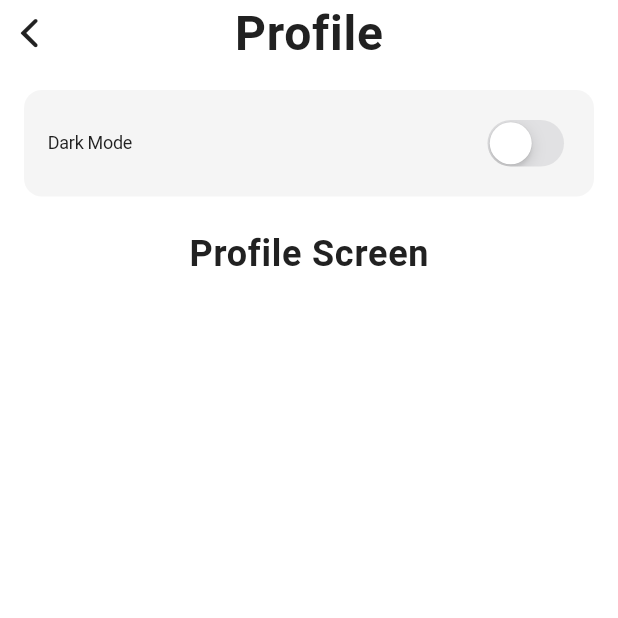
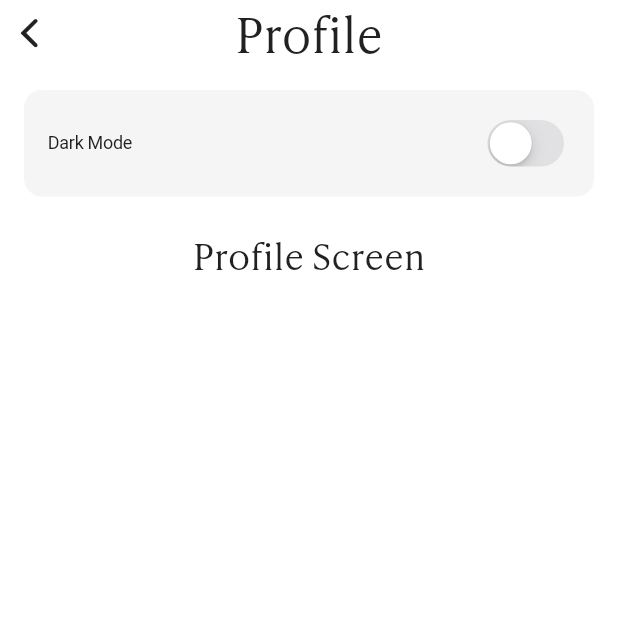
Before and after one commit to sahadalvi25/trades, a Flutter app: the ProfileScreen screen opened directly with empty values, on a phone screen of 412 x 824 dp, the top half of it. Run offline on Flutter 3.47's test engine with Material 3 defaults, Android fonts, the phone set to English and light mode, and no system bars; our stand-ins replace fl_chart, flutter_svg, hugeicons, shared_preferences; accounts and stored records are empty; Roboto replaces fonts that are missing (SF-Pro).

Commit message:
Add custom fonts and update typography styles
Added multiple custom font files and registered them in pubspec.yaml. Updated app_constants.dart to define font families and standardized text styles to use these fonts. Refactored UI components to utilize new font families and improved padding, border radius, and layout consistency.

```diff
--- a/lib/constants/app_constants.dart
+++ b/lib/constants/app_constants.dart
@@ -14,6 +14,13 @@ abstract class EntitleMents {
 
 class GoogleMapsApiKey {
   static const String googleMapsApiKey = 'AIzaSyCfrP47NXQBMPlR3Af---w3pLA9Qk6tsGc';
+}
+
+class FontFamily {
+   //static const String heading = 'UberMove';
+  static const String heading = 'Ivy-Presto-Text';
+  //static const String heading = 'TestTiemposFine';
+  static const String body = 'SF-Pro';
 }
 
 class AppConstants {
@@ -51,8 +58,31 @@ class AppConstants {
   static const double smallPadding = 8.0;
   static const double largePadding = 24.0;
   static const double borderRadius = 12.0;
+  static const double borderRadiusCircle = 100.0;
   static const double iconSize = 24.0;
   static const double bottomNavHeight = 49.0;
+
+  // Spacing
+  static const double paddingXS = 4.0;
+  static const double paddingS = 8.0;
+  static const double paddingM = 16.0;
+  static const double paddingL = 24.0;
+  static const double paddingXL = 32.0;
+
+  // Border Radius
+  static const double radiusS = 8.0;
+  static const double radiusM = 12.0;
+  static const double radiusL = 16.0;
+  static const double radiusXL = 24.0;
+
+  // Font Sizes
+  static const double fontSizeXS = 12.0;
+  static const double fontSizeS = 14.0;
+  static const double fontSizeM = 16.0;
+  static const double fontSizeL = 18.0;
+  static const double fontSizeXL = 20.0;
+  static const double fontSizeXXL = 24.0;
+  static const double fontSizeXXXL = 32.0;
 
   // Error Messages
   static const String genericError = 'Something went wrong. Please try again.';
@@ -214,29 +244,36 @@ class AppColors {
 class LightTextStyles {
   static const TextStyle heading1 = TextStyle(
     fontSize: 32,
-    letterSpacing: 0.5,
-    fontWeight: FontWeight.bold,
+    letterSpacing: 0.25,
+    height: 1.32,
+    fontWeight: FontWeight.w300,
     color: LightColors.textPrimary,
+    fontFamily: FontFamily.heading,
   );
 
   static const TextStyle heading2 = TextStyle(
     fontSize: 24,
-    letterSpacing: 0.5,
-    fontWeight: FontWeight.bold,
+    letterSpacing: 0.25,
+    height: 1.32,
+    fontWeight: FontWeight.w300,
     color: LightColors.textPrimary,
+    fontFamily: FontFamily.heading,
   );
 
   static const TextStyle heading3 = TextStyle(
     fontSize: 20,
-    letterSpacing: 0.5,
-    fontWeight: FontWeight.w600,
+    letterSpacing: 0.25,
+    height: 1.32,
+    fontWeight: FontWeight.w300,
     color: LightColors.textPrimary,
+    fontFamily: FontFamily.heading,
   );
 
   static const TextStyle body1 = TextStyle(
     fontSize: 16,
     letterSpacing: -0.2,
     height: 1.5,
+    fontFamily: FontFamily.body,
     fontWeight: FontWeight.w400,
     color: LightColors.textPrimary,
   );
@@ -244,6 +281,7 @@ class LightTextStyles {
   static const TextStyle body2 = TextStyle(
     fontSize: 14,
     letterSpacing: -0.2,
+    fontFamily: FontFamily.body,
     fontWeight: FontWeight.w400,
     color: LightColors.textSecondary,
   );
@@ -251,6 +289,7 @@ class LightTextStyles {
   static const TextStyle caption = TextStyle(
     fontSize: 12,
     letterSpacing: -0.2,
+    fontFamily: FontFamily.body,
     fontWeight: FontWeight.w400,
     color: LightColors.textSecondary,
   );
@@ -258,7 +297,8 @@ class LightTextStyles {
   static const TextStyle button = TextStyle(
     fontSize: 16,
     letterSpacing: -0.2,
-    fontWeight: FontWeight.w600,
+    fontFamily: FontFamily.body,
+    fontWeight: FontWeight.w300,
     color: LightColors.surface,
   );
 }
@@ -267,28 +307,34 @@ class LightTextStyles {
 class DarkTextStyles {
   static const TextStyle heading1 = TextStyle(
     fontSize: 32,
-    letterSpacing: 0.5,
-    fontWeight: FontWeight.bold,
+    letterSpacing: 0.25,
+    height: 1.32,
     color: DarkColors.textPrimary,
+    fontFamily: FontFamily.heading,
   );
 
   static const TextStyle heading2 = TextStyle(
     fontSize: 24,
-    letterSpacing: 0.5,
-    fontWeight: FontWeight.bold,
+    letterSpacing: 0.25,
+    height: 1.32,
+    fontWeight: FontWeight.w300,
     color: DarkColors.textPrimary,
+    fontFamily: FontFamily.heading,
   );
 
   static const TextStyle heading3 = TextStyle(
     fontSize: 20,
-    letterSpacing: 0.5,
-    fontWeight: FontWeight.w600,
+    letterSpacing: 0.25,
+    height: 1.32,
+    fontWeight: FontWeight.w300,
     color: DarkColors.textPrimary,
+    fontFamily: FontFamily.heading,
   );
 
   static const TextStyle body1 = TextStyle(
     fontSize: 16,
     letterSpacing: -0.2,
+    fontFamily: FontFamily.body,
     fontWeight: FontWeight.w400,
     color: DarkColors.textPrimary,
   );
@@ -296,6 +342,7 @@ class DarkTextStyles {
   static const TextStyle body2 = TextStyle(
     fontSize: 14,
     letterSpacing: -0.2,
+    fontFamily: FontFamily.body,
     fontWeight: FontWeight.w400,
     color: DarkColors.textSecondary,
   );
@@ -303,6 +350,7 @@ class DarkTextStyles {
   static const TextStyle caption = TextStyle(
     fontSize: 12,
     letterSpacing: -0.2,
+    fontFamily: FontFamily.body,
     fontWeight: FontWeight.w400,
     color: DarkColors.textSecondary,
   );
@@ -310,37 +358,47 @@ class DarkTextStyles {
   static const TextStyle button = TextStyle(
     fontSize: 16,
     letterSpacing: -0.2,
-    fontWeight: FontWeight.w600,
+    fontFamily: FontFamily.body,
+    fontWeight: FontWeight.w300,
     color: DarkColors.surface,
   );
 }
+
+
 
 /// Legacy AppTextStyles class for backward compatibility
 class AppTextStyles {
   static const TextStyle heading1 = TextStyle(
     fontSize: 32,
-    letterSpacing: 0.5,
-    fontWeight: FontWeight.bold,
+    letterSpacing: 0.25,
+    height: 1.32,
+    fontWeight: FontWeight.w300,
     color: AppColors.textPrimary,
+    fontFamily: FontFamily.heading,
   );
 
   static const TextStyle heading2 = TextStyle(
     fontSize: 24,
-    letterSpacing: 0.5,
-    fontWeight: FontWeight.bold,
+    letterSpacing: 0.25,
+    height: 1.32,
+    fontWeight: FontWeight.w300,
     color: AppColors.textPrimary,
+    fontFamily: FontFamily.heading,
   );
 
   static const TextStyle heading3 = TextStyle(
     fontSize: 20,
-    letterSpacing: 0.5,
-    fontWeight: FontWeight.w600,
+    letterSpacing: 0.25,
+    height: 1.32,
+    fontWeight: FontWeight.w300,
     color: AppColors.textPrimary,
+    fontFamily: FontFamily.heading,
   );
 
   static const TextStyle body1 = TextStyle(
     fontSize: 16,
     letterSpacing: -0.2,
+    fontFamily: FontFamily.body,
     fontWeight: FontWeight.w400,
     color: AppColors.textPrimary,
   );
@@ -348,6 +406,7 @@ class AppTextStyles {
   static const TextStyle body2 = TextStyle(
     fontSize: 14,
     letterSpacing: -0.2,
+    fontFamily: FontFamily.body,
     fontWeight: FontWeight.w400,
     color: AppColors.textSecondary,
   );
@@ -355,6 +414,7 @@ class AppTextStyles {
   static const TextStyle caption = TextStyle(
     fontSize: 12,
     letterSpacing: -0.2,
+    fontFamily: FontFamily.body,
     fontWeight: FontWeight.w400,
     color: AppColors.textSecondary,
   );
@@ -362,7 +422,8 @@ class AppTextStyles {
   static const TextStyle button = TextStyle(
     fontSize: 16,
     letterSpacing: -0.2,
-    fontWeight: FontWeight.w600,
+    fontFamily: FontFamily.body,
+    fontWeight: FontWeight.w300,
     color: AppColors.surface,
   );
 }
@@ -380,28 +441,35 @@ class LightTheme {
         primaryColor: LightColors.textPrimary,
         textStyle: TextStyle(
           color: LightColors.textPrimary,
+          fontFamily: FontFamily.body,
         ),
         actionTextStyle: TextStyle(
           color: LightColors.primary,
+          fontFamily: FontFamily.body,
         ),
         tabLabelTextStyle: TextStyle(
           color: LightColors.textSecondary,
+          fontFamily: FontFamily.body,
         ),
         navTitleTextStyle: TextStyle(
           color: LightColors.textPrimary,
           fontSize: 17,
-          fontWeight: FontWeight.w600,
+          fontWeight: FontWeight.w300,
+          fontFamily: FontFamily.body,
         ),
         navLargeTitleTextStyle: TextStyle(
           color: LightColors.textPrimary,
           fontSize: 34,
           fontWeight: FontWeight.bold,
+          fontFamily: FontFamily.body,
         ),
         pickerTextStyle: TextStyle(
           color: LightColors.textPrimary,
+          fontFamily: FontFamily.body,
         ),
         dateTimePickerTextStyle: TextStyle(
           color: LightColors.textPrimary,
+          fontFamily: FontFamily.body,
         ),
       ),
     );
@@ -420,29 +488,36 @@ class DarkTheme {
       textTheme: CupertinoTextThemeData(
         primaryColor: DarkColors.primary,
         textStyle: TextStyle(
+          fontFamily: FontFamily.body,
           color: DarkColors.textPrimary,
         ),
         actionTextStyle: TextStyle(
+          fontFamily: FontFamily.body,
           color: DarkColors.primary,
         ),
         tabLabelTextStyle: TextStyle(
+          fontFamily: FontFamily.body,
           color: DarkColors.textSecondary,
         ),
         navTitleTextStyle: TextStyle(
           color: DarkColors.textPrimary,
           fontSize: 17,
-          fontWeight: FontWeight.w600,
+          fontWeight: FontWeight.w300,
+          fontFamily: FontFamily.body,
         ),
         navLargeTitleTextStyle: TextStyle(
           color: DarkColors.textPrimary,
           fontSize: 34,
           fontWeight: FontWeight.bold,
-        ),
+          fontFamily: FontFamily.body,
+          ),
         pickerTextStyle: TextStyle(
           color: DarkColors.textPrimary,
+          fontFamily: FontFamily.body,
         ),
         dateTimePickerTextStyle: TextStyle(
           color: DarkColors.textPrimary,
+          fontFamily: FontFamily.body,
         ),
       ),
     );
--- a/lib/screens/home_screen/widgets/search_bar_widget.dart
+++ b/lib/screens/home_screen/widgets/search_bar_widget.dart
@@ -35,7 +35,7 @@ class _SearchBarWidgetState extends State<SearchBarWidget> {
             children: [
               Expanded(
                 child: AppDecorations.premiumCard(
-                  padding: const EdgeInsets.all(1),
+                  padding: const EdgeInsets.all(0.5),
                   innerPadding: EdgeInsets.zero,
                   radius: 100,
                   borderRadius: 100,
--- a/lib/screens/home_screen/widgets/stock_discovery_section.dart
+++ b/lib/screens/home_screen/widgets/stock_discovery_section.dart
@@ -41,9 +41,7 @@ class _StockDiscoverySectionState extends State<StockDiscoverySection> {
                 children: [
                   Text(
                     'Find your next\ninvestment',
-                    style: ThemeHelper.heading2.copyWith(
-                      color: ThemeHelper.textPrimary,
-                    ),
+                    style: ThemeHelper.heading2
                   ),
                   Container(
                     padding: const EdgeInsets.symmetric(horizontal: 12, vertical: 6),
```
Also changed, not shown: lib/screens/home_screen/home_screen.dart (+5 -6 lines), lib/screens/home_screen/widgets/premium_banner.dart (+4 -3 lines), lib/screens/home_screen/widgets/watchlist_section.dart (+13 -8 lines), pubspec.yaml (+46 -1 lines), assets/fonts/Ivy-Presto-Text-Bold.otf (added), assets/fonts/Ivy-Presto-Text-Light.otf (added), assets/fonts/Ivy-Presto-Text-Semi-Bold.otf (added), assets/fonts/Ivy-Presto-Text-Thin.otf (added), assets/fonts/TestTiemposFine-Semibold.otf (added), assets/fonts/UberMove-Bold.ttf (added), assets/fonts/UberMove-Regular.ttf (added), 5 other files.
